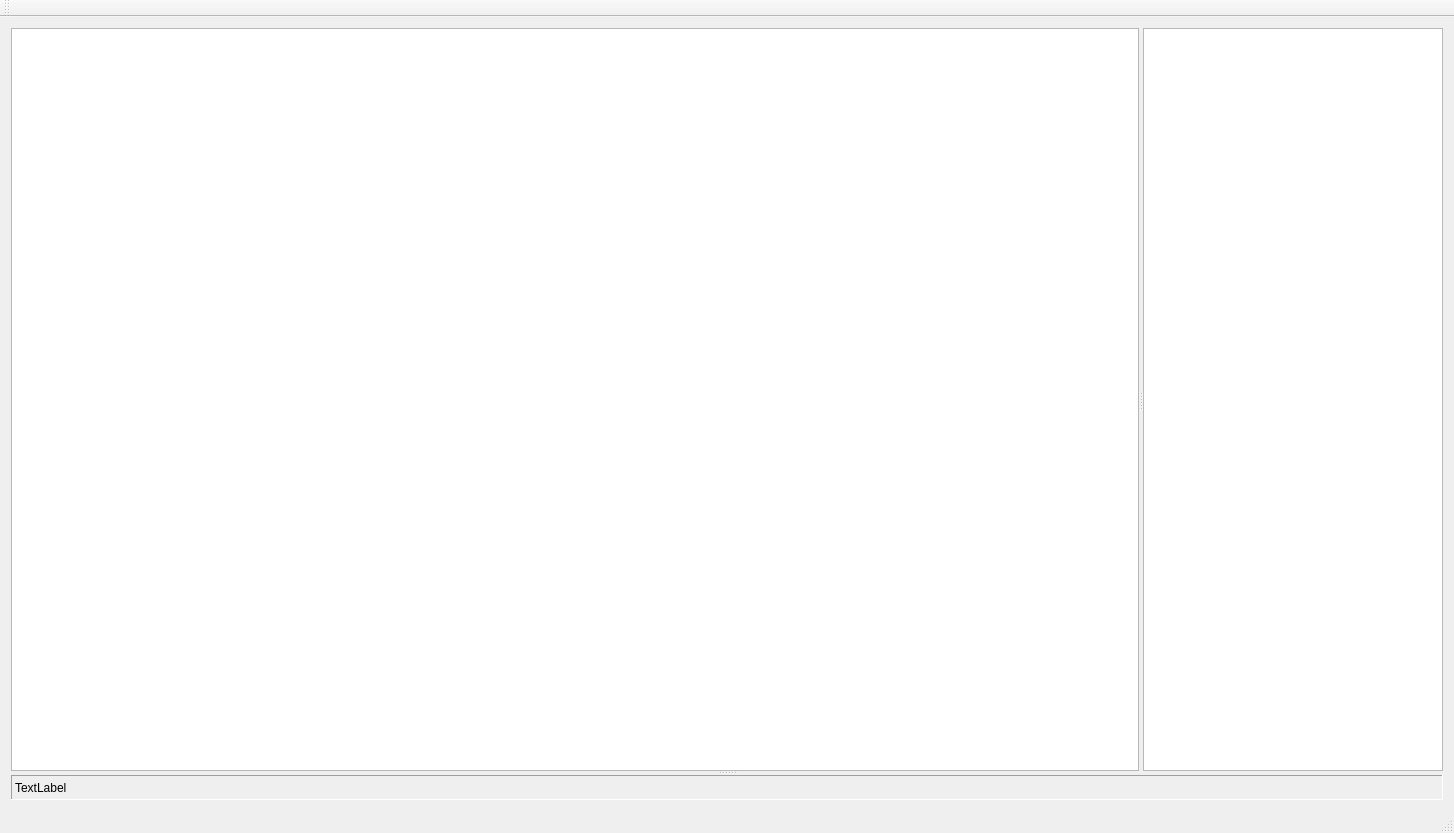
Above: mainwindow.ui from RuscherGerhard/surface before the change. Below: the same form after it.
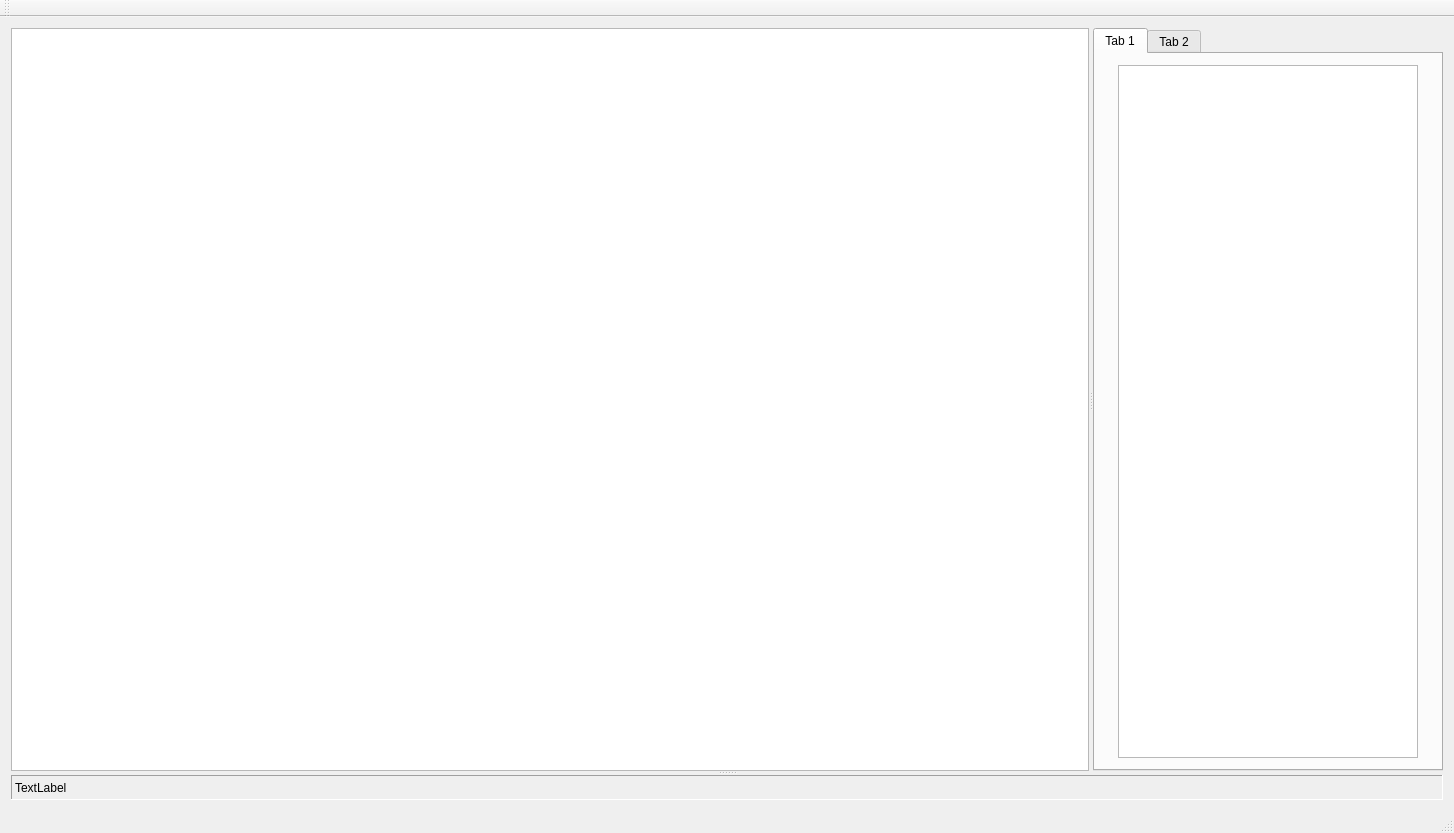
That is the form after the change.

The edit to the form file:
```diff
--- a/mainwindow.ui
+++ b/mainwindow.ui
@@ -25,6 +25,19 @@
         <enum>Qt::Horizontal</enum>
        </property>
        <widget class="QGraphicsView" name="graphicsView"/>
+       <widget class="QTabWidget" name="tabWidget">
+        <property name="maximumSize">
+         <size>
+          <width>350</width>
+          <height>16777215</height>
+         </size>
+        </property>
+        <widget class="QWidget" name="tab">
+         <attribute name="title">
+          <string>Tab 1</string>
+         </attribute>
+         <layout class="QGridLayout" name="gridLayout_2">
+          <item row="0" column="0">
        <widget class="QGraphicsView" name="ResultsView">
         <property name="sizePolicy">
          <sizepolicy hsizetype="Minimum" vsizetype="Expanding">
@@ -44,6 +57,15 @@
           <height>16777215</height>
          </size>
         </property>
+           </widget>
+          </item>
+         </layout>
+        </widget>
+        <widget class="QWidget" name="tab_2">
+         <attribute name="title">
+          <string>Tab 2</string>
+         </attribute>
+        </widget>
        </widget>
       </widget>
       <widget class="QLabel" name="ErrorLabel">
```
Lines whose indentation alone changed are shown as unchanged.
